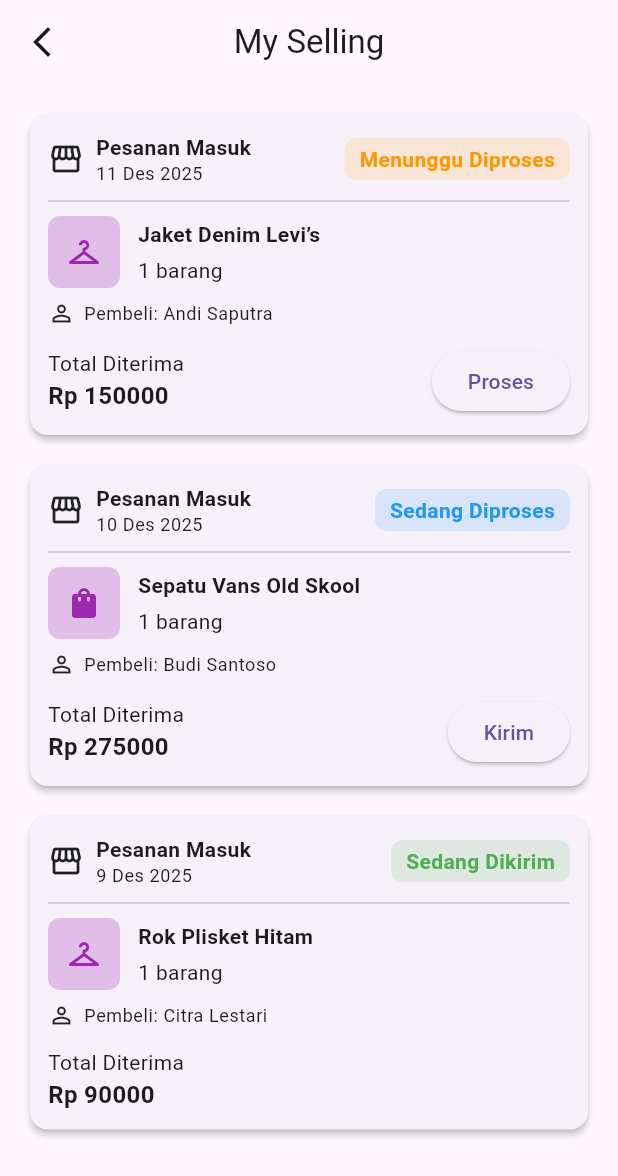
After one commit to Wadoo123/prelova, a Flutter app: the ProfilePage screen opened directly, after a tap on "My Selling", on a phone screen of 412 x 824 dp. The commit adds this screen. Shown: the top 1176 px of the screen. Run offline on Flutter 3.47's test engine with Material 3 defaults, Android fonts, the light colour scheme and no system bars; network calls fail.

```diff
--- /dev/null
+++ b/lib/profile/my_selling_page.dart
@@ -0,0 +1,235 @@
+import 'package:flutter/material.dart';
+
+class MySellingPage extends StatelessWidget {
+  const MySellingPage({super.key});
+
+  static final List<Map<String, dynamic>> dummySelling = [
+    {
+      'title': 'Pesanan Masuk',
+      'date': '11 Des 2025',
+      'status': 'Menunggu Diproses',
+      'buyerName': 'Andi Saputra',
+      'productName': 'Jaket Denim Levi’s',
+      'quantity': 1,
+      'price': 150000,
+      'image': Icons.checkroom,
+      'statusColor': Colors.orange,
+    },
+    {
+      'title': 'Pesanan Masuk',
+      'date': '10 Des 2025',
+      'status': 'Sedang Diproses',
+      'buyerName': 'Budi Santoso',
+      'productName': 'Sepatu Vans Old Skool',
+      'quantity': 1,
+      'price': 275000,
+      'image': Icons.shopping_bag,
+      'statusColor': Colors.blue,
+    },
+    {
+      'title': 'Pesanan Masuk',
+      'date': '9 Des 2025',
+      'status': 'Sedang Dikirim',
+      'buyerName': 'Citra Lestari',
+      'productName': 'Rok Plisket Hitam',
+      'quantity': 1,
+      'price': 90000,
+      'image': Icons.checkroom,
+      'statusColor': Colors.green,
+    },
+  ];
+
+  @override
+  Widget build(BuildContext context) {
+    return Scaffold(
+      appBar: AppBar(
+        title: const Text('My Selling'),
+        leading: IconButton(
+          icon: const Icon(Icons.arrow_back_ios_new),
+          onPressed: () => Navigator.pop(context),
+        ),
+        centerTitle: true,
+      ),
+      body: ListView.separated(
+        padding: const EdgeInsets.all(16),
+        itemCount: dummySelling.length,
+        separatorBuilder: (_, __) => const SizedBox(height: 12),
+        itemBuilder: (context, index) {
+          return _SellingCard(item: dummySelling[index]);
+        },
+      ),
+    );
+  }
+}
+
+class _SellingCard extends StatelessWidget {
+  final Map<String, dynamic> item;
+
+  const _SellingCard({required this.item});
+
+  @override
+  Widget build(BuildContext context) {
+    return Card(
+      elevation: 2,
+      shape: RoundedRectangleBorder(borderRadius: BorderRadius.circular(12)),
+      child: Padding(
+        padding: const EdgeInsets.all(12),
+        child: Column(
+          crossAxisAlignment: CrossAxisAlignment.start,
+          children: [
+            _Header(item: item),
+            const Divider(height: 20),
+            _ProductInfo(item: item),
+            const SizedBox(height: 8),
+            _BuyerInfo(item: item),
+            const SizedBox(height: 12),
+            _Footer(item: item),
+          ],
+        ),
+      ),
+    );
+  }
+}
+
+class _Header extends StatelessWidget {
+  final Map<String, dynamic> item;
+
+  const _Header({required this.item});
+
+  @override
+  Widget build(BuildContext context) {
+    return Row(
+      children: [
+        const Icon(Icons.storefront_outlined),
+        const SizedBox(width: 8),
+        Column(
+          crossAxisAlignment: CrossAxisAlignment.start,
+          children: [
+            Text(
+              item['title'],
+              style: const TextStyle(fontWeight: FontWeight.bold),
+            ),
+            Text(item['date'], style: Theme.of(context).textTheme.bodySmall),
+          ],
+        ),
+        const Spacer(),
+        Container(
+          padding: const EdgeInsets.symmetric(horizontal: 10, vertical: 4),
+          decoration: BoxDecoration(
+            color: item['statusColor'].withOpacity(0.15),
+            borderRadius: BorderRadius.circular(8),
+          ),
+          child: Text(
+            item['status'],
+            style: TextStyle(
+              color: item['statusColor'],
+              fontWeight: FontWeight.w600,
+            ),
+          ),
+        ),
+      ],
+    );
+  }
+}
+
+class _ProductInfo extends StatelessWidget {
+  final Map<String, dynamic> item;
+
+  const _ProductInfo({required this.item});
+
+  @override
+  Widget build(BuildContext context) {
+    return Row(
+      children: [
+        Container(
+          height: 48,
+          width: 48,
+          decoration: BoxDecoration(
+            color: Colors.purple.shade100,
+            borderRadius: BorderRadius.circular(8),
+          ),
+          child: Icon(item['image'], color: Colors.purple),
+        ),
+        const SizedBox(width: 12),
+        Expanded(
+          child: Column(
+            crossAxisAlignment: CrossAxisAlignment.start,
+            children: [
+              Text(
+                item['productName'],
+                maxLines: 2,
+                overflow: TextOverflow.ellipsis,
+                style: const TextStyle(fontWeight: FontWeight.w600),
+              ),
+              const SizedBox(height: 4),
+              Text('${item['quantity']} barang'),
+            ],
+          ),
+        ),
+      ],
+    );
+  }
+}
+
+class _BuyerInfo extends StatelessWidget {
+  final Map<String, dynamic> item;
+
+  const _BuyerInfo({required this.item});
+
+  @override
+  Widget build(BuildContext context) {
+    return Row(
+      children: [
+        const Icon(Icons.person_outline, size: 18),
+        const SizedBox(width: 6),
+        Text(
+          'Pembeli: ${item['buyerName']}',
+          style: Theme.of(context).textTheme.bodySmall,
+        ),
+      ],
+    );
+  }
+}
+
+class _Footer extends StatelessWidget {
+  final Map<String, dynamic> item;
+
+  const _Footer({required this.item});
+
+  @override
+  Widget build(BuildContext context) {
+    final status = item['status'];
+
+    return Row(
+      children: [
+        Column(
+          crossAxisAlignment: CrossAxisAlignment.start,
+          children: [
+            const Text('Total Diterima'),
+            Text(
+              'Rp ${item['price']}',
+              style: const TextStyle(fontWeight: FontWeight.bold, fontSize: 16),
+            ),
+          ],
+        ),
+        const Spacer(),
+        if (status == 'Menunggu Diproses')
+          ElevatedButton(
+            onPressed: () {
+              // nanti: update status ke "Sedang Diproses"
+            },
+            child: const Text('Proses'),
+          )
+        else if (status == 'Sedang Diproses')
+          ElevatedButton(
+            onPressed: () {
+              // nanti: update status ke "Sedang Dikirim"
+            },
+            child: const Text('Kirim'),
+          )
+        else
+          const SizedBox(),
+      ],
+    );
+  }
+}
--- a/lib/profile_page.dart
+++ b/lib/profile_page.dart
@@ -1,9 +1,12 @@
 import 'package:flutter/material.dart';
 import 'package:prelova/profile/account_setting_page.dart';
+import 'package:prelova/profile/contact_support_page.dart';
 import 'package:prelova/profile/edit_profile_page.dart';
+import 'package:prelova/profile/helpdesk_page.dart';
 import 'package:prelova/profile/liked_page.dart';
 import 'package:prelova/profile/my_orders_page.dart';
 import 'package:prelova/profile/my_purchases_page.dart';
+import 'package:prelova/profile/my_selling_page.dart';
 import 'package:prelova/profile/view_profile_page.dart';
 
 class ProfilePage extends StatelessWidget {
@@ -75,6 +78,7 @@ class ProfilePage extends StatelessWidget {
             _MenuData(Icons.favorite_border, 'Liked', page: LikedPage()),
             _MenuData(Icons.shopping_bag_outlined, 'My Purchases', page:  MyPurchasesPage()),
             _MenuData(Icons.receipt_long, 'My Orders', page: MyOrdersPage()),
+            _MenuData(Icons.receipt_long, 'My Selling', page: MySellingPage()),
           ],
         ),
         const SizedBox(height: 16),
@@ -82,8 +86,8 @@ class ProfilePage extends StatelessWidget {
           context,
           items: [
             _MenuData(Icons.settings, 'Account Setting', page: AccountSettingPage()),
-            _MenuData(Icons.help_outline, 'Helpdesk'),
-            _MenuData(Icons.support_agent, 'Contact Support'),
+            _MenuData(Icons.help_outline, 'Helpdesk', page: HelpdeskPage()),
+            _MenuData(Icons.support_agent, 'Contact Support', page: ContactSupportPage()),
             _MenuData(Icons.logout, 'Logout', isLogout: true),
           ],
         ),
```
Also changed, not shown: lib/profile/contact_support_page.dart (+71 -0 lines), lib/profile/helpdesk_page.dart (+69 -0 lines).
